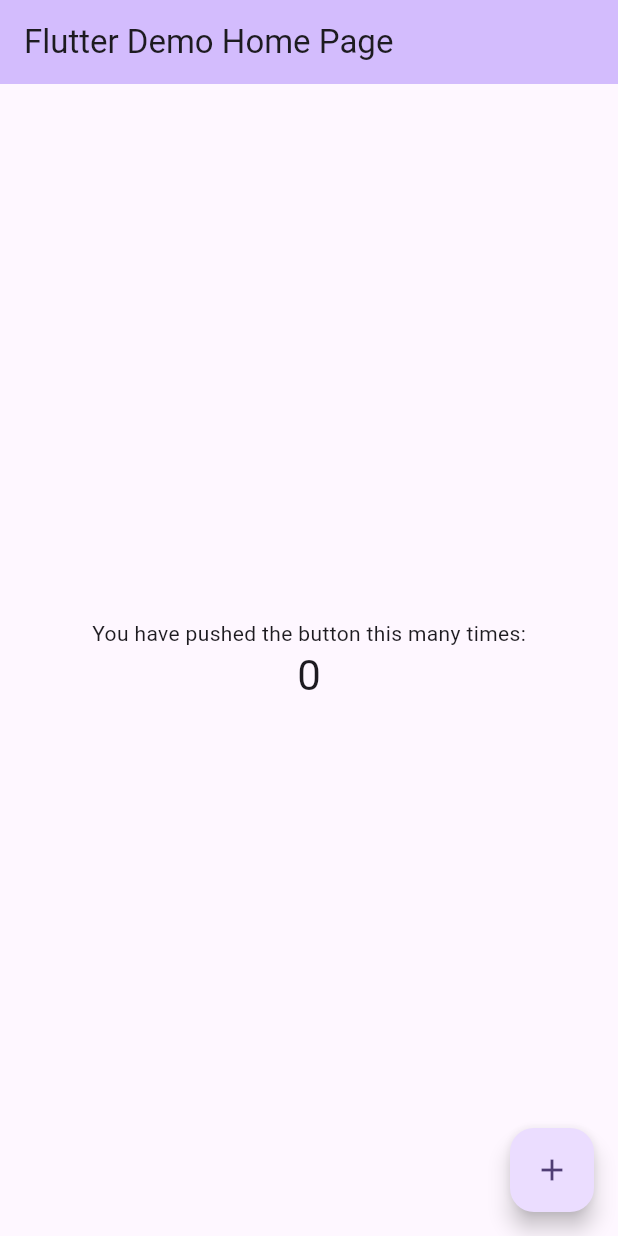
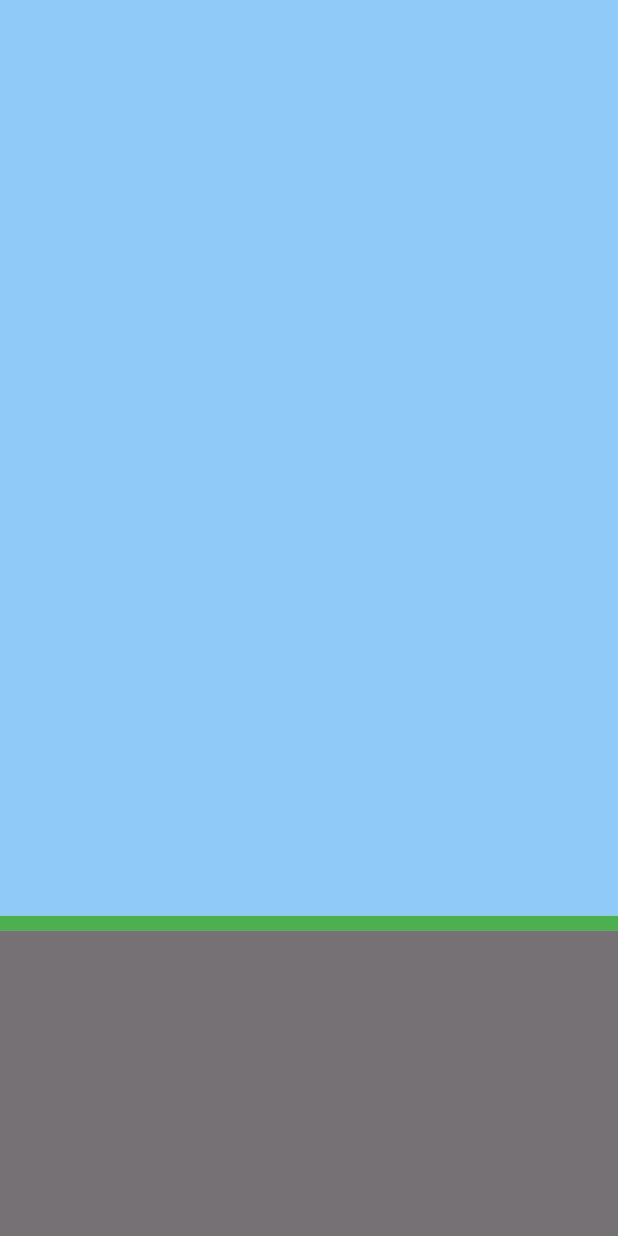
Before and after one commit to kwakyebrilliant/maplestoryapp, a Flutter app: the screen it shows after launch, on a phone screen of 412 x 824 dp. Run offline on Flutter 3.47's test engine with Material 3 defaults, Android fonts, the phone set to English and light mode, and no system bars.

Commit message:
main updates

```diff
--- a/lib/main.dart
+++ b/lib/main.dart
@@ -9,92 +9,43 @@
 
   @override
   Widget build(BuildContext context) {
-    return MaterialApp(
-      title: 'Flutter Demo',
-      theme: ThemeData(
-        colorScheme: ColorScheme.fromSeed(seedColor: Colors.deepPurple),
-        useMaterial3: true,
-      ),
-      home: const MyHomePage(title: 'Flutter Demo Home Page'),
+    return const MaterialApp(
+      debugShowCheckedModeBanner: false,
+      home: HomePage(),
     );
   }
 }
 
-class MyHomePage extends StatefulWidget {
-  const MyHomePage({super.key, required this.title});
-
-  final String title;
+class HomePage extends StatefulWidget {
+  const HomePage({super.key});
 
   @override
-  State<MyHomePage> createState() => _MyHomePageState();
+  State<HomePage> createState() => _HomePageState();
 }
 
-class _MyHomePageState extends State<MyHomePage> {
-  int _counter = 0;
-
-  void _incrementCounter() {
-    setState(() {
-      // This call to setState tells the Flutter framework that something has
-      // changed in this State, which causes it to rerun the build method below
-      // so that the display can reflect the updated values. If we changed
-      // _counter without calling setState(), then the build method would not be
-      // called again, and so nothing would appear to happen.
-      _counter++;
-    });
-  }
-
+class _HomePageState extends State<HomePage> {
   @override
   Widget build(BuildContext context) {
-    // This method is rerun every time setState is called, for instance as done
-    // by the _incrementCounter method above.
-    //
-    // The Flutter framework has been optimized to make rerunning build methods
-    // fast, so that you can just rebuild anything that needs updating rather
-    // than having to individually change instances of widgets.
     return Scaffold(
-      appBar: AppBar(
-        // TRY THIS: Try changing the color here to a specific color (to
-        // Colors.amber, perhaps?) and trigger a hot reload to see the AppBar
-        // change color while the other colors stay the same.
-        backgroundColor: Theme.of(context).colorScheme.inversePrimary,
-        // Here we take the value from the MyHomePage object that was created by
-        // the App.build method, and use it to set our appbar title.
-        title: Text(widget.title),
+      body: Column(
+        children: [
+          Expanded(
+            flex: 3,
+            child: Container(
+              color: Colors.blue[200],
+            ),
+          ),
+          Container(
+            height: 10.0,
+            color: Colors.green[500],
+          ),
+          Expanded(
+            child: Container(
+              color: Colors.black54,
+            ),
+          ),
+        ],
       ),
-      body: Center(
-        // Center is a layout widget. It takes a single child and positions it
-        // in the middle of the parent.
-        child: Column(
-          // Column is also a layout widget. It takes a list of children and
-          // arranges them vertically. By default, it sizes itself to fit its
-          // children horizontally, and tries to be as tall as its parent.
-          //
-          // Column has various properties to control how it sizes itself and
-          // how it positions its children. Here we use mainAxisAlignment to
-          // center the children vertically; the main axis here is the vertical
-          // axis because Columns are vertical (the cross axis would be
-          // horizontal).
-          //
-          // TRY THIS: Invoke "debug painting" (choose the "Toggle Debug Paint"
-          // action in the IDE, or press "p" in the console), to see the
-          // wireframe for each widget.
-          mainAxisAlignment: MainAxisAlignment.center,
-          children: <Widget>[
-            const Text(
-              'You have pushed the button this many times:',
-            ),
-            Text(
-              '$_counter',
-              style: Theme.of(context).textTheme.headlineMedium,
-            ),
-          ],
-        ),
-      ),
-      floatingActionButton: FloatingActionButton(
-        onPressed: _incrementCounter,
-        tooltip: 'Increment',
-        child: const Icon(Icons.add),
-      ), // This trailing comma makes auto-formatting nicer for build methods.
     );
   }
 }
```
